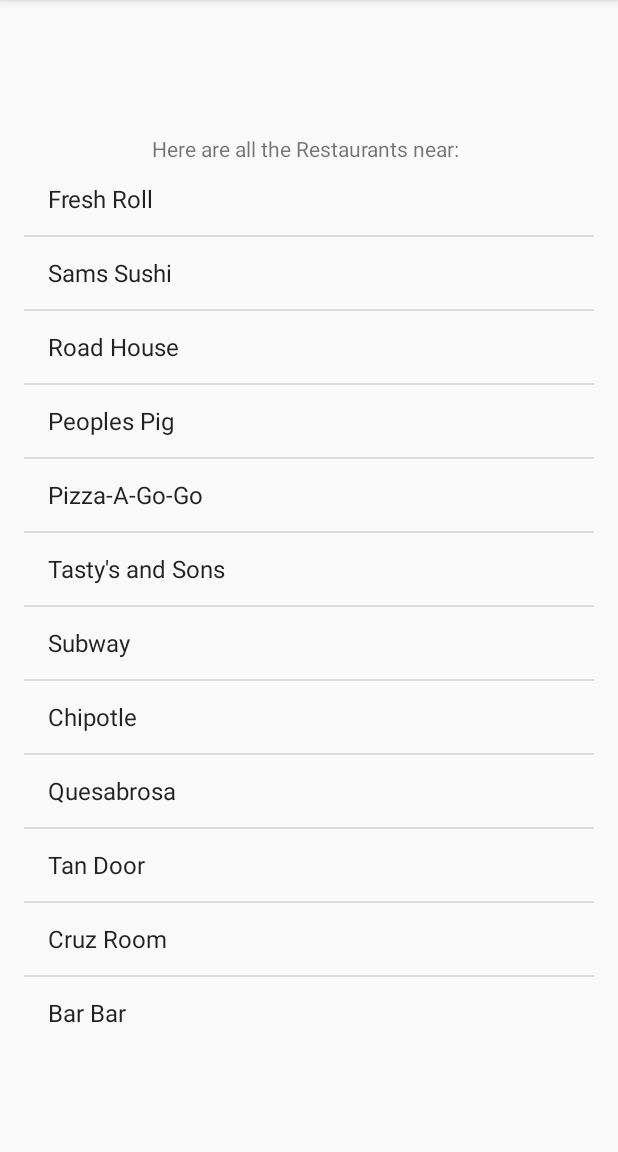
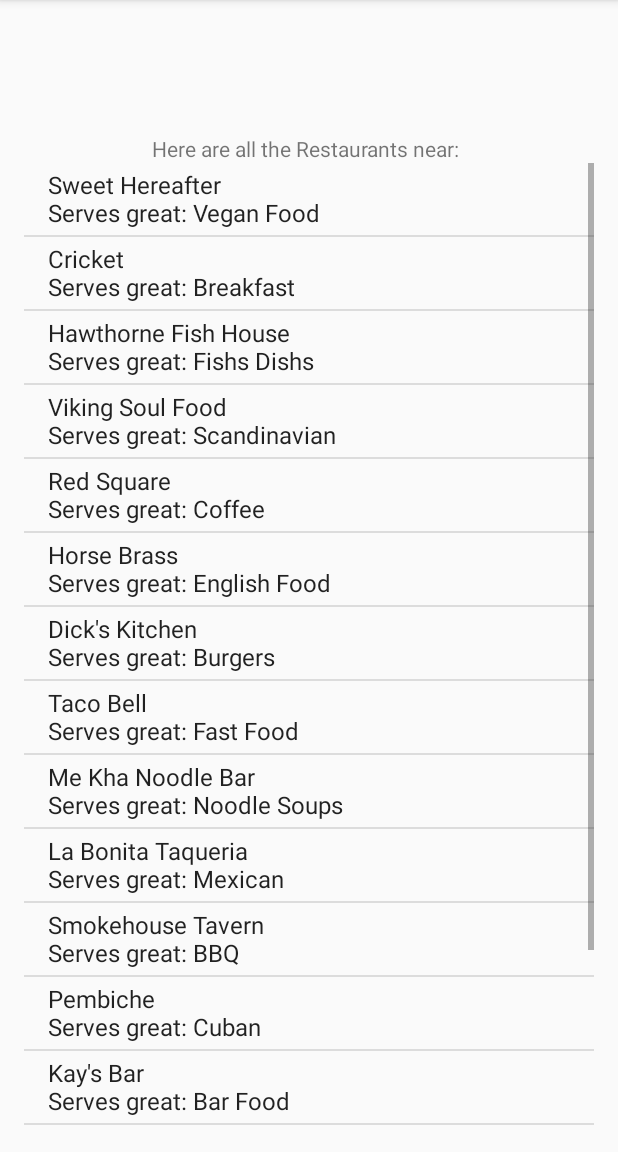
Before and after one commit to seacamjen/MyRestaurants-Andriod, an Android app: the screen it shows after launch (RestaurantsActivity), after a tap on "FIND RESTAURANTS", on a phone screen of 412 x 824 dp, the part 84-1236 px from its top. Run offline under Robolectric (Android 15) with nearby library versions, the phone set to English and light mode, and no system bars; our stand-ins replace ButterKnife.

Commit message:
add custom ArrayAdapter, MyRestaurantsArrayAdapter to display list of restaurants and corresponding cuisines

```diff
--- /dev/null
+++ b/app/src/main/java/com/example/guest/myrestaurants/MyRestaurantsArrayAdapter.java
@@ -0,0 +1,33 @@
+package com.example.guest.myrestaurants;
+
+import android.content.Context;
+import android.widget.ArrayAdapter;
+
+/**
+ * Created by Guest on 5/23/17.
+ */
+
+public class MyRestaurantsArrayAdapter extends ArrayAdapter {
+    private Context mContext;
+    private String[] mRestaurants;
+    private String[] mCuisines;
+
+    public MyRestaurantsArrayAdapter(Context mContext, int resource, String[] mRestaurants, String[] mCuisines) {
+        super(mContext, resource);
+        this.mContext = mContext;
+        this.mRestaurants = mRestaurants;
+        this.mCuisines = mCuisines;
+    }
+
+    @Override
+    public Object getItem(int position) {
+        String restaurant = mRestaurants[position];
+        String cuisine = mCuisines[position];
+        return String.format("%s \nServes great: %s", restaurant, cuisine);
+    }
+
+    @Override
+    public int getCount(){
+        return mRestaurants.length;
+    }
+}
--- a/app/src/main/java/com/example/guest/myrestaurants/RestaurantsActivity.java
+++ b/app/src/main/java/com/example/guest/myrestaurants/RestaurantsActivity.java
@@ -18,7 +18,9 @@ public class RestaurantsActivity extends AppCompatActivity {
     public static final String TAG = RestaurantsActivity.class.getSimpleName();
     @Bind(R.id.locationTextView) TextView mLocationTextView;
     @Bind(R.id.listView) ListView mListView;
-    private String[] restaurants = new String[] {"Fresh Roll","Sams Sushi","Road House","Peoples Pig","Pizza-A-Go-Go","Tasty's and Sons","Subway","Chipotle","Quesabrosa","Tan Door","Cruz Room","Bar Bar"};
+    private String[] restaurants = new String[] {"Sweet Hereafter", "Cricket", "Hawthorne Fish House", "Viking Soul Food", "Red Square", "Horse Brass", "Dick's Kitchen", "Taco Bell", "Me Kha Noodle Bar", "La Bonita Taqueria", "Smokehouse Tavern", "Pembiche", "Kay's Bar", "Gnarly Grey", "Slappy Cakes", "Mi Mero Mole" };
+
+    private String[] cuisines = new String[] {"Vegan Food", "Breakfast", "Fishs Dishs", "Scandinavian", "Coffee", "English Food", "Burgers", "Fast Food", "Noodle Soups", "Mexican", "BBQ", "Cuban", "Bar Food", "Sports Bar", "Breakfast", "Mexican" };
 
     @Override
     protected void onCreate(Bundle savedInstanceState) {
@@ -26,7 +28,7 @@ public class RestaurantsActivity extends AppCompatActivity {
         setContentView(R.layout.activity_restaurants);
         ButterKnife.bind(this);
 
-        ArrayAdapter adapter = new ArrayAdapter(this, android.R.layout.simple_list_item_1, restaurants);
+        MyRestaurantsArrayAdapter adapter = new MyRestaurantsArrayAdapter(this, android.R.layout.simple_list_item_1, restaurants, cuisines);
         mListView.setAdapter(adapter);
 
         mListView.setOnItemClickListener(new AdapterView.OnItemClickListener() {
```
